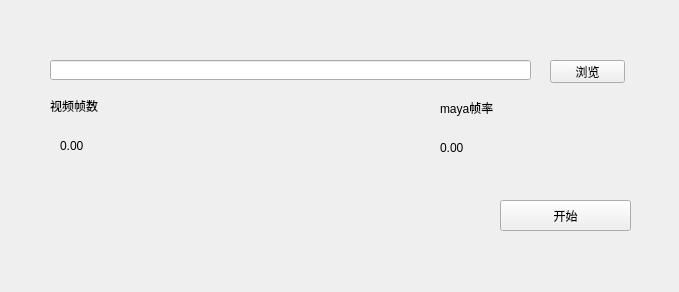
First picture: the form in ui/FaceCapture_ui.ui, repository benject/mirror, before the edit.
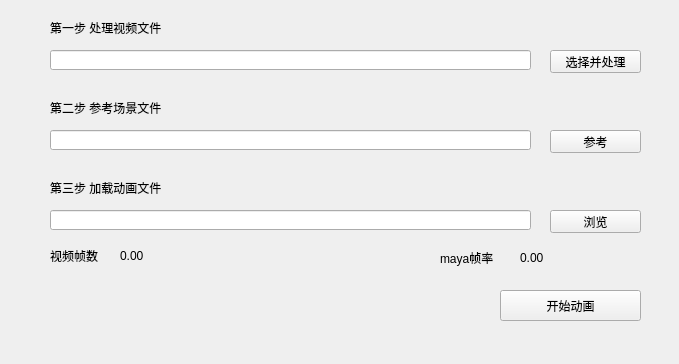
Second picture: the form after the edit.

What changed in the file:
```diff
--- a/ui/FaceCapture_ui.ui
+++ b/ui/FaceCapture_ui.ui
@@ -7,7 +7,7 @@
     <x>0</x>
     <y>0</y>
     <width>679</width>
-    <height>292</height>
+    <height>364</height>
    </rect>
   </property>
   <property name="windowTitle">
@@ -17,7 +17,7 @@
    <property name="geometry">
     <rect>
      <x>50</x>
-     <y>60</y>
+     <y>210</y>
      <width>481</width>
      <height>20</height>
     </rect>
@@ -27,8 +27,8 @@
    <property name="geometry">
     <rect>
      <x>550</x>
-     <y>60</y>
-     <width>75</width>
+     <y>210</y>
+     <width>91</width>
      <height>23</height>
     </rect>
    </property>
@@ -40,7 +40,7 @@
    <property name="geometry">
     <rect>
      <x>440</x>
-     <y>100</y>
+     <y>250</y>
      <width>91</width>
      <height>16</height>
     </rect>
@@ -52,8 +52,8 @@
   <widget class="QLabel" name="label_2">
    <property name="geometry">
     <rect>
-     <x>440</x>
-     <y>140</y>
+     <x>520</x>
+     <y>250</y>
      <width>111</width>
      <height>16</height>
     </rect>
@@ -66,7 +66,7 @@
    <property name="geometry">
     <rect>
      <x>50</x>
-     <y>100</y>
+     <y>250</y>
      <width>54</width>
      <height>12</height>
     </rect>
@@ -78,8 +78,8 @@
   <widget class="QLabel" name="label_4">
    <property name="geometry">
     <rect>
-     <x>60</x>
-     <y>140</y>
+     <x>120</x>
+     <y>250</y>
      <width>54</width>
      <height>12</height>
     </rect>
@@ -92,13 +92,98 @@
    <property name="geometry">
     <rect>
      <x>500</x>
-     <y>200</y>
-     <width>131</width>
+     <y>290</y>
+     <width>141</width>
      <height>31</height>
     </rect>
    </property>
    <property name="text">
-    <string>开始</string>
+    <string>开始动画</string>
+   </property>
+  </widget>
+  <widget class="QLabel" name="label_5">
+   <property name="geometry">
+    <rect>
+     <x>50</x>
+     <y>100</y>
+     <width>161</width>
+     <height>16</height>
+    </rect>
+   </property>
+   <property name="text">
+    <string>第二步 参考场景文件</string>
+   </property>
+  </widget>
+  <widget class="QLineEdit" name="lineEdit_2">
+   <property name="geometry">
+    <rect>
+     <x>50</x>
+     <y>130</y>
+     <width>481</width>
+     <height>20</height>
+    </rect>
+   </property>
+  </widget>
+  <widget class="QLabel" name="label_6">
+   <property name="geometry">
+    <rect>
+     <x>50</x>
+     <y>180</y>
+     <width>161</width>
+     <height>16</height>
+    </rect>
+   </property>
+   <property name="text">
+    <string>第三步 加载动画文件</string>
+   </property>
+  </widget>
+  <widget class="QPushButton" name="pushButton_3">
+   <property name="geometry">
+    <rect>
+     <x>550</x>
+     <y>130</y>
+     <width>91</width>
+     <height>23</height>
+    </rect>
+   </property>
+   <property name="text">
+    <string>参考</string>
+   </property>
+  </widget>
+  <widget class="QLabel" name="label_7">
+   <property name="geometry">
+    <rect>
+     <x>50</x>
+     <y>20</y>
+     <width>161</width>
+     <height>16</height>
+    </rect>
+   </property>
+   <property name="text">
+    <string>第一步 处理视频文件</string>
+   </property>
+  </widget>
+  <widget class="QLineEdit" name="lineEdit_3">
+   <property name="geometry">
+    <rect>
+     <x>50</x>
+     <y>50</y>
+     <width>481</width>
+     <height>20</height>
+    </rect>
+   </property>
+  </widget>
+  <widget class="QPushButton" name="pushButton_4">
+   <property name="geometry">
+    <rect>
+     <x>550</x>
+     <y>50</y>
+     <width>91</width>
+     <height>23</height>
+    </rect>
+   </property>
+   <property name="text">
+    <string>选择并处理</string>
    </property>
   </widget>
  </widget>
```
